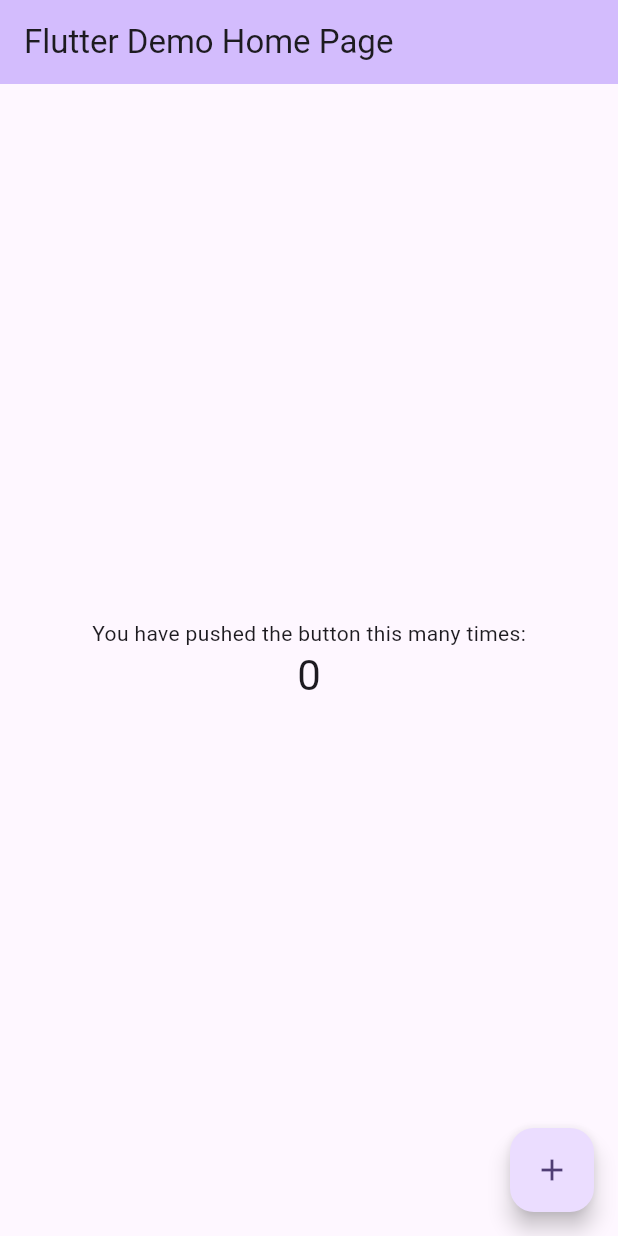
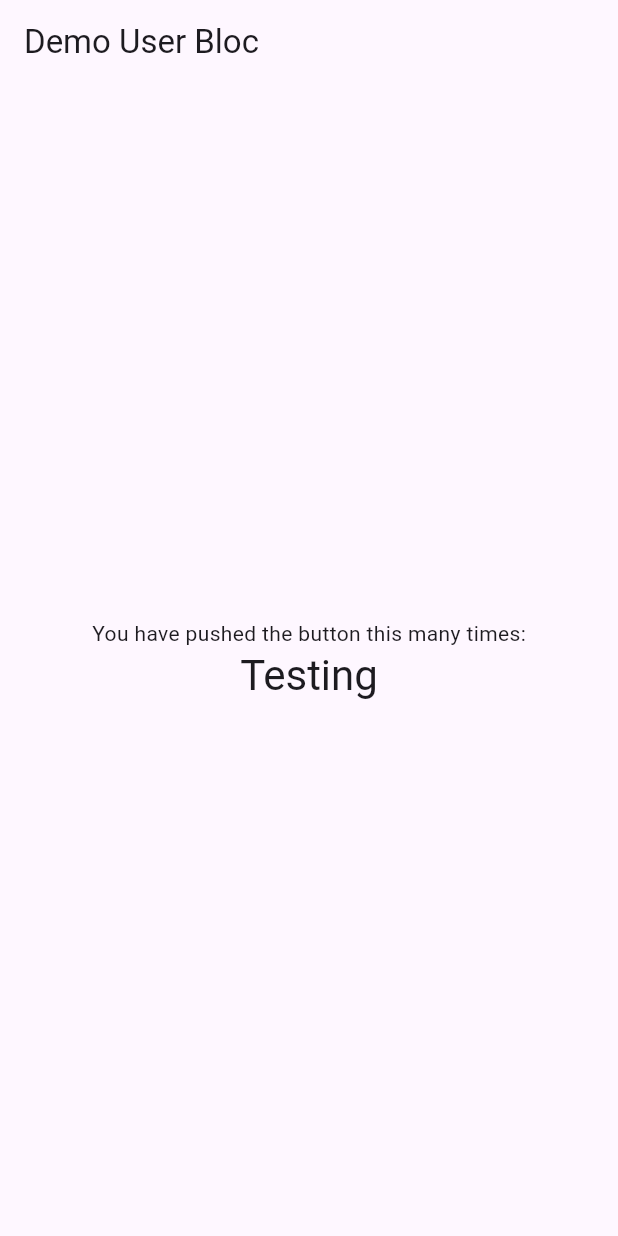
Before and after one commit to acan12/flutter_template_code, a Flutter app: the screen it shows after launch, on a phone screen of 412 x 824 dp. Run offline on Flutter 3.47's test engine with Material 3 defaults, Android fonts, the phone set to English and light mode, and no system bars; our stand-ins replace bloc, dio, freezed_annotation, retrofit; missing offline and left inert: chucker_flutter; generated files the repository leaves out were written again.

```diff
--- a/lib/main.dart
+++ b/lib/main.dart
@@ -1,4 +1,5 @@
 import 'package:flutter/material.dart';
+import 'package:flutter_template_code/ui/pages/home.dart';
 
 void main() {
   runApp(const MyApp());
@@ -31,95 +32,97 @@ class MyApp extends StatelessWidget {
         colorScheme: ColorScheme.fromSeed(seedColor: Colors.deepPurple),
         useMaterial3: true,
       ),
-      home: const MyHomePage(title: 'Flutter Demo Home Page'),
+      // home: const MyHomePage(title: 'Flutter Demo Home Page'),
+      home: const HomePage(),
+
     );
   }
 }
 
-class MyHomePage extends StatefulWidget {
-  const MyHomePage({super.key, required this.title});
-
-  // This widget is the home page of your application. It is stateful, meaning
-  // that it has a State object (defined below) that contains fields that affect
-  // how it looks.
-
-  // This class is the configuration for the state. It holds the values (in this
-  // case the title) provided by the parent (in this case the App widget) and
-  // used by the build method of the State. Fields in a Widget subclass are
-  // always marked "final".
-
-  final String title;
-
-  @override
-  State<MyHomePage> createState() => _MyHomePageState();
-}
-
-class _MyHomePageState extends State<MyHomePage> {
-  int _counter = 0;
-
-  void _incrementCounter() {
-    setState(() {
-      // This call to setState tells the Flutter framework that something has
-      // changed in this State, which causes it to rerun the build method below
-      // so that the display can reflect the updated values. If we changed
-      // _counter without calling setState(), then the build method would not be
-      // called again, and so nothing would appear to happen.
-      _counter++;
-    });
-  }
-
-  @override
-  Widget build(BuildContext context) {
-    // This method is rerun every time setState is called, for instance as done
-    // by the _incrementCounter method above.
-    //
-    // The Flutter framework has been optimized to make rerunning build methods
-    // fast, so that you can just rebuild anything that needs updating rather
-    // than having to individually change instances of widgets.
-    return Scaffold(
-      appBar: AppBar(
-        // TRY THIS: Try changing the color here to a specific color (to
-        // Colors.amber, perhaps?) and trigger a hot reload to see the AppBar
-        // change color while the other colors stay the same.
-        backgroundColor: Theme.of(context).colorScheme.inversePrimary,
-        // Here we take the value from the MyHomePage object that was created by
-        // the App.build method, and use it to set our appbar title.
-        title: Text(widget.title),
-      ),
-      body: Center(
-        // Center is a layout widget. It takes a single child and positions it
-        // in the middle of the parent.
-        child: Column(
-          // Column is also a layout widget. It takes a list of children and
-          // arranges them vertically. By default, it sizes itself to fit its
-          // children horizontally, and tries to be as tall as its parent.
-          //
-          // Column has various properties to control how it sizes itself and
-          // how it positions its children. Here we use mainAxisAlignment to
-          // center the children vertically; the main axis here is the vertical
-          // axis because Columns are vertical (the cross axis would be
-          // horizontal).
-          //
-          // TRY THIS: Invoke "debug painting" (choose the "Toggle Debug Paint"
-          // action in the IDE, or press "p" in the console), to see the
-          // wireframe for each widget.
-          mainAxisAlignment: MainAxisAlignment.center,
-          children: <Widget>[
-            const Text(
-              'You have pushed the button this many times:',
-            ),
-            Text(
-              '$_counter',
-              style: Theme.of(context).textTheme.headlineMedium,
-            ),
-          ],
-        ),
-      ),
-      floatingActionButton: FloatingActionButton(
-        onPressed: _incrementCounter,
-        tooltip: 'Increment',
-        child: const Icon(Icons.add),
-      ), // This trailing comma makes auto-formatting nicer for build methods.
-    );
-  }
-}
+// class MyHomePage extends StatefulWidget {
+//   const MyHomePage({super.key, required this.title});
+//
+//   // This widget is the home page of your application. It is stateful, meaning
+//   // that it has a State object (defined below) that contains fields that affect
+//   // how it looks.
+//
+//   // This class is the configuration for the state. It holds the values (in this
+//   // case the title) provided by the parent (in this case the App widget) and
+//   // used by the build method of the State. Fields in a Widget subclass are
+//   // always marked "final".
+//
+//   final String title;
+//
+//   @override
+//   State<MyHomePage> createState() => _MyHomePageState();
+// }
+//
+// class _MyHomePageState extends State<MyHomePage> {
+//   int _counter = 0;
+//
+//   void _incrementCounter() {
+//     setState(() {
+//       // This call to setState tells the Flutter framework that something has
+//       // changed in this State, which causes it to rerun the build method below
+//       // so that the display can reflect the updated values. If we changed
+//       // _counter without calling setState(), then the build method would not be
+//       // called again, and so nothing would appear to happen.
+//       _counter++;
+//     });
+//   }
+//
+//   @override
+//   Widget build(BuildContext context) {
+//     // This method is rerun every time setState is called, for instance as done
+//     // by the _incrementCounter method above.
+//     //
+//     // The Flutter framework has been optimized to make rerunning build methods
+//     // fast, so that you can just rebuild anything that needs updating rather
+//     // than having to individually change instances of widgets.
+//     return Scaffold(
+//       appBar: AppBar(
+//         // TRY THIS: Try changing the color here to a specific color (to
+//         // Colors.amber, perhaps?) and trigger a hot reload to see the AppBar
+//         // change color while the other colors stay the same.
+//         backgroundColor: Theme.of(context).colorScheme.inversePrimary,
+//         // Here we take the value from the MyHomePage object that was created by
+//         // the App.build method, and use it to set our appbar title.
+//         title: Text(widget.title),
+//       ),
+//       body: Center(
+//         // Center is a layout widget. It takes a single child and positions it
+//         // in the middle of the parent.
+//         child: Column(
+//           // Column is also a layout widget. It takes a list of children and
+//           // arranges them vertically. By default, it sizes itself to fit its
+//           // children horizontally, and tries to be as tall as its parent.
+//           //
+//           // Column has various properties to control how it sizes itself and
+//           // how it positions its children. Here we use mainAxisAlignment to
+//           // center the children vertically; the main axis here is the vertical
+//           // axis because Columns are vertical (the cross axis would be
+//           // horizontal).
+//           //
+//           // TRY THIS: Invoke "debug painting" (choose the "Toggle Debug Paint"
+//           // action in the IDE, or press "p" in the console), to see the
+//           // wireframe for each widget.
+//           mainAxisAlignment: MainAxisAlignment.center,
+//           children: <Widget>[
+//             const Text(
+//               'You have pushed the button this many times:',
+//             ),
+//             Text(
+//               '$_counter',
+//               style: Theme.of(context).textTheme.headlineMedium,
+//             ),
+//           ],
+//         ),
+//       ),
+//       floatingActionButton: FloatingActionButton(
+//         onPressed: _incrementCounter,
+//         tooltip: 'Increment',
+//         child: const Icon(Icons.add),
+//       ), // This trailing comma makes auto-formatting nicer for build methods.
+//     );
+//   }
+// }
```
Also changed, not shown: pubspec.yaml (+4 -3 lines), pubspec.lock (deleted), 2 other files.
